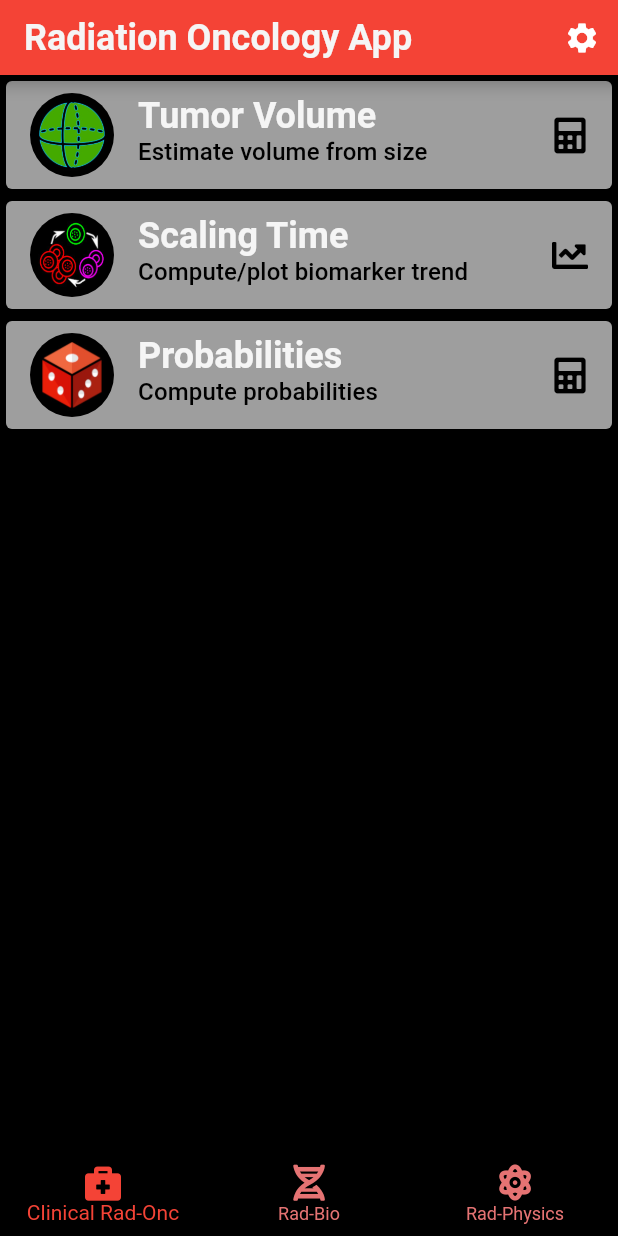
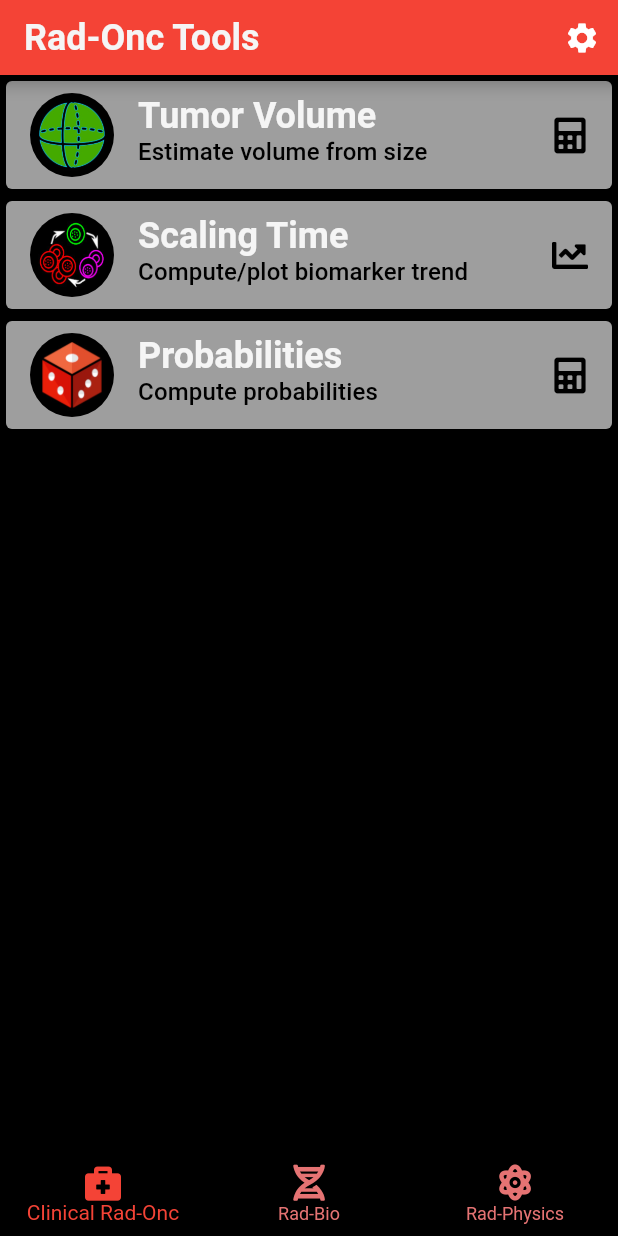
Before and after one commit to jpobeid/rad_onc_project, a Flutter app: the screen it shows after launch, on a phone screen of 412 x 824 dp. Run offline on Flutter 3.47's test engine with Material 2 defaults, Android fonts, the phone set to English and light mode, and no system bars; our stand-ins replace csv, font_awesome_flutter, shared_preferences; project files that could hold a hidden picture were left out.

Commit message:
Fixed project name and icon with relevant files added

```diff
--- a/lib/data/global_data.dart
+++ b/lib/data/global_data.dart
@@ -1,3 +1,4 @@
+const String appName = 'Rad-Onc Tools';
 const String appAuthor = 'Jean-Pierre Obeid';
 const String appInstitution = 'Stanford University';
 const String appYear = '2021';
--- a/lib/pages/rad_bio_page.dart
+++ b/lib/pages/rad_bio_page.dart
@@ -26,7 +26,7 @@ class _RadBioPageState extends State<RadBioPage> {
     return SafeArea(
       child: Scaffold(
         appBar: RadAppBar(
-          strAppTitle: 'Radiation Oncology App',
+          strAppTitle: datas.appName,
           isActionable: true,
         ),
         body: Column(children: [
--- a/lib/pages/rad_onc_page.dart
+++ b/lib/pages/rad_onc_page.dart
@@ -35,7 +35,7 @@ class _RadOncPageState extends State<RadOncPage> {
     return SafeArea(
       child: Scaffold(
         appBar: RadAppBar(
-          strAppTitle: 'Radiation Oncology App',
+          strAppTitle: datas.appName,
           isActionable: true,
         ),
         body: Column(children: [
--- a/lib/pages/rad_physics_page.dart
+++ b/lib/pages/rad_physics_page.dart
@@ -36,7 +36,7 @@ class _RadPhysicsPageState extends State<RadPhysicsPage> {
       return SafeArea(
         child: Scaffold(
           appBar: RadAppBar(
-            strAppTitle: 'Radiation Oncology App',
+            strAppTitle: datas.appName,
             isActionable: true,
           ),
           body: Column(
```
Also changed, not shown: pubspec.yaml (+9 -1 lines), assets/Materials/logo.png (added), assets/Materials/logo.svg, pubspec.lock, 23 other files.
